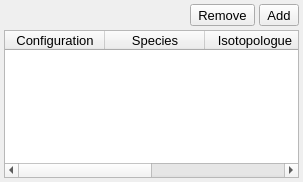
Before: the Qt Designer form src/gui/keywordwidgets/isotopologuelist.ui in disorderedmaterials/dissolve, drawn with Qt 5.
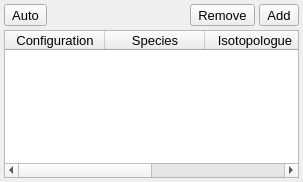
After: the same form once the commit is applied. Icons and pictures are not drawn.

Commit message: Make IsotopologueList keyword widget usable and useful.

Diff of the .ui file:
```diff
--- a/src/gui/keywordwidgets/isotopologuelist.ui
+++ b/src/gui/keywordwidgets/isotopologuelist.ui
@@ -39,6 +39,32 @@
      <property name="spacing">
       <number>4</number>
      </property>
+     <item>
+      <widget class="QToolButton" name="AutoButton">
+       <property name="sizePolicy">
+        <sizepolicy hsizetype="Minimum" vsizetype="Fixed">
+         <horstretch>0</horstretch>
+         <verstretch>0</verstretch>
+        </sizepolicy>
+       </property>
+       <property name="text">
+        <string>Auto</string>
+       </property>
+       <property name="icon">
+        <iconset resource="../main.qrc">
+         <normaloff>:/special/icons/special_wizard.svg</normaloff>:/special/icons/special_wizard.svg</iconset>
+       </property>
+       <property name="iconSize">
+        <size>
+         <width>16</width>
+         <height>16</height>
+        </size>
+       </property>
+       <property name="toolButtonStyle">
+        <enum>Qt::ToolButtonTextBesideIcon</enum>
+       </property>
+      </widget>
+     </item>
      <item>
       <spacer name="horizontalSpacer_2">
        <property name="orientation">
```
The commit also changes 2 other files.
